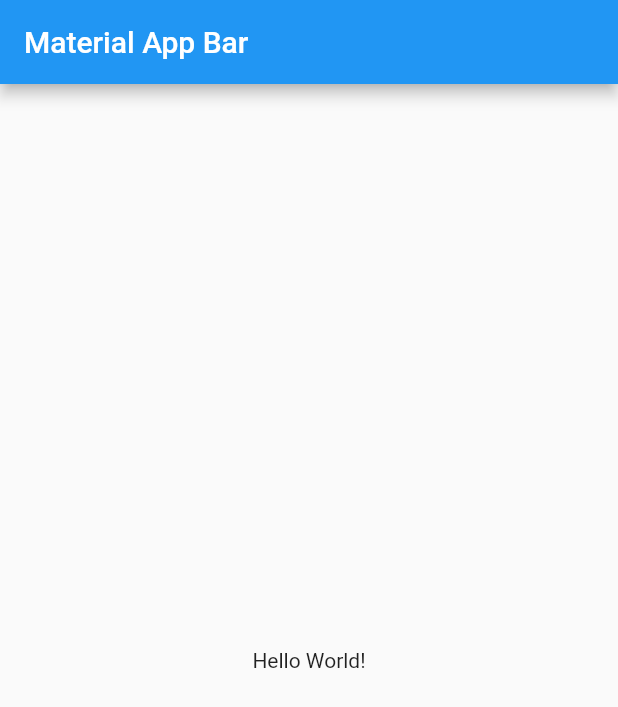
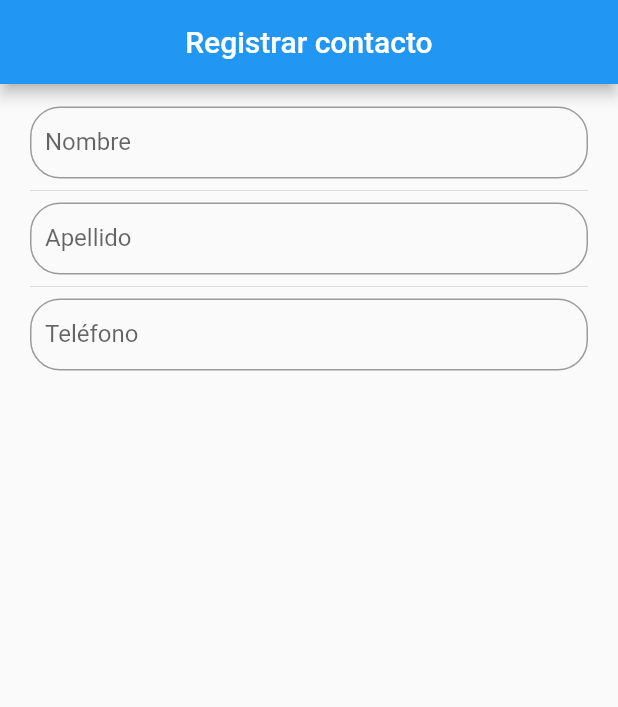
Before and after one commit to oscar02r/tareasqlite, a Flutter app: the screen it shows after launch, on a phone screen of 412 x 824 dp. Shown: the top 707 px of the screen. Run offline on Flutter 3.47's test engine with Material 2 defaults, Android fonts, the phone set to English and light mode, and no system bars.

Commit message:
Adding textField

```diff
--- a/sqliteapp/lib/src/app.dart
+++ b/sqliteapp/lib/src/app.dart
@@ -1,20 +1,13 @@
 import 'package:flutter/material.dart';
+import 'package:sqliteapp/src/pages/home_page.dart';
 
 class MyApp extends StatelessWidget {
   @override
   Widget build(BuildContext context) {
     return MaterialApp(
+      debugShowCheckedModeBanner: false,
       title: 'Sqlite App',
-      home: Scaffold(
-        appBar: AppBar(
-          title: Text('Material App Bar'),
-        ),
-        body: Center(
-          child: Container(
-            child: Text('Hello World!'),
-          ),
-        ),
-      ),
+      home: HomePage()
     );
   }
 }
--- a/sqliteapp/lib/src/pages/home_page.dart
+++ b/sqliteapp/lib/src/pages/home_page.dart
@@ -0,0 +1,68 @@
+import 'package:flutter/material.dart';
+
+class HomePage extends StatefulWidget {
+  @override
+  _HomePageState createState() => _HomePageState();
+}
+
+class _HomePageState extends State<HomePage> {
+  @override
+  Widget build(BuildContext context) {
+    return Scaffold(
+        appBar: AppBar(
+          title: Text('Registrar contacto'),
+          centerTitle: true,
+        ),
+        body: ListView(
+          padding: EdgeInsets.symmetric(vertical: 15.0, horizontal: 20.0),
+          children: <Widget>[
+            _createName(),
+            Divider(),
+            _createLastName(),
+            Divider(),
+            _createPhone()
+          ],
+        ));
+  }
+
+  Widget _createName() {
+    return TextField(
+      autofocus: false,
+      textCapitalization: TextCapitalization.sentences,
+      decoration: InputDecoration(
+          border: OutlineInputBorder(borderRadius: BorderRadius.circular(20.0)),
+          hintText: 'Nombre',
+          labelText: 'Nombre',
+          contentPadding: EdgeInsets.all(10.0)),
+    );
+  }
+
+  Widget _createLastName() {
+    return TextField(
+      autofocus: false,
+      textCapitalization: TextCapitalization.sentences,
+      decoration: InputDecoration(
+          border: OutlineInputBorder(borderRadius: BorderRadius.circular(20.0)),
+          hintText: 'Apellido',
+          labelText: 'Apellido',
+          contentPadding: EdgeInsets.all(10.0),
+          ),
+      onChanged: (value) {
+        setState(() {
+          print(value);
+        });
+      },
+    );
+  }
+
+  Widget _createPhone() {
+    return TextField(
+      keyboardType: TextInputType.phone,
+      decoration: InputDecoration(
+          border: OutlineInputBorder(borderRadius: BorderRadius.circular(20.0)),
+          hintText: 'Teléfono',
+          labelText: 'Teléfono',
+          contentPadding: EdgeInsets.all(10.0)),
+    );
+  }
+}
```
Also changed, not shown: sqliteapp/lib/src/pages/contact_page.dart (added).
